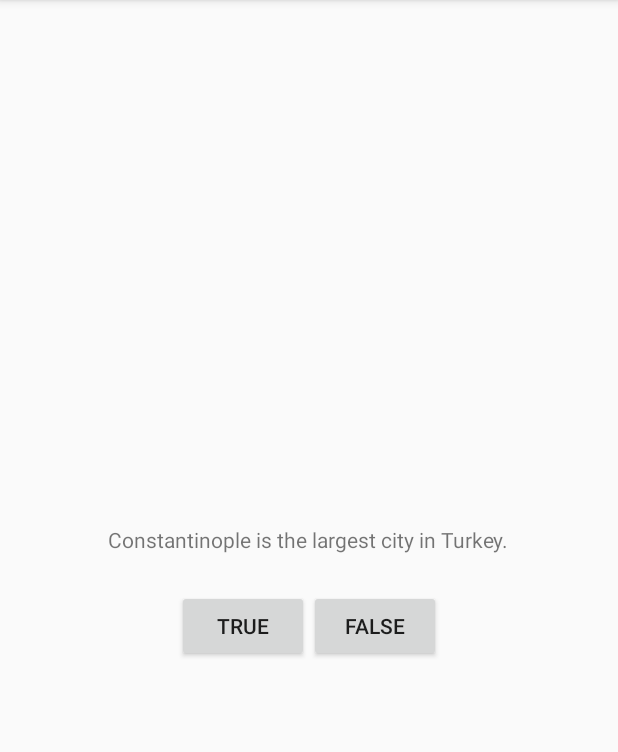
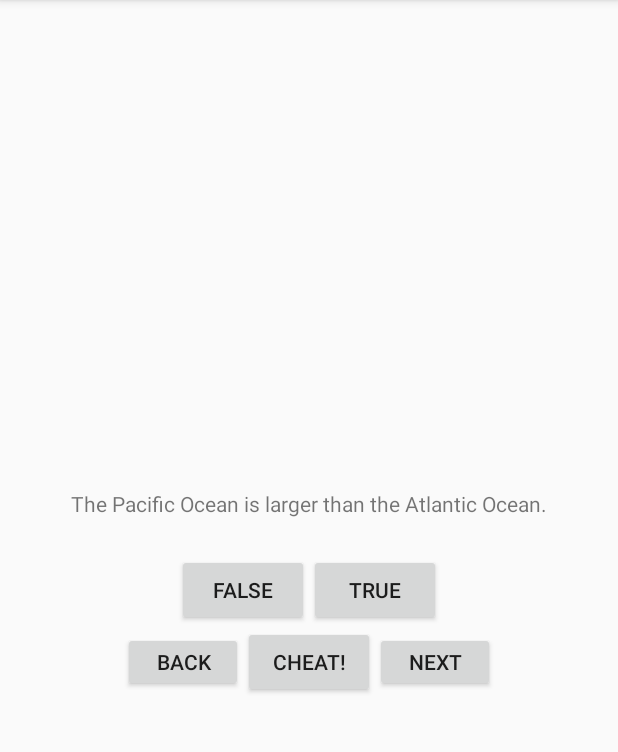
Before and after one commit to junaidasiddiqui/GeoQuiz, an Android app: the screen it shows after launch (QuizActivity), on a phone screen of 412 x 824 dp, the part 84-836 px from its top. Run offline under Robolectric (Android 15) with nearby library versions, the phone set to English and light mode, and no system bars.

Commit message:
Hell if I know what Im doing

```diff
--- a/app/src/main/AndroidManifest.xml
+++ b/app/src/main/AndroidManifest.xml
@@ -16,6 +16,8 @@
                 <category android:name="android.intent.category.LAUNCHER" />
             </intent-filter>
         </activity>
+        <activity android:name=".CheatActivity"
+            android:label="@string/app_name"/>
     </application>
 
 </manifest>
--- a/app/src/main/java/com/smartcpr/junaid/firstandroidapp/QuizActivity.java
+++ b/app/src/main/java/com/smartcpr/junaid/firstandroidapp/QuizActivity.java
@@ -1,29 +1,89 @@
 package com.smartcpr.junaid.firstandroidapp;
 
+import android.content.Intent;
 import android.support.v7.app.AppCompatActivity;
 import android.os.Bundle;
+import android.util.Log;
 import android.view.View;
 import android.widget.Button;
+import android.widget.TextView;
 import android.widget.Toast;
 
 
 public class QuizActivity extends AppCompatActivity {
 
+    private static final String TAG = "QuizActivity";
+
     private Button mTrueButton;
     private Button mFalseButton;
+    private Button mNextButton;
+    private Button mBackButton;
+    private Button mCheatButton;
+
+    private TextView mQuestionTextView;
+
+    private TrueFalse[] mQuestionBank = new TrueFalse[] {
+            new TrueFalse(R.string.question_oceans, true),
+            new TrueFalse(R.string.question_mideast, false),
+            new TrueFalse(R.string.question_africa, false),
+            new TrueFalse(R.string.question_americas, true),
+            new TrueFalse(R.string.question_asia, true),
+    }; // Member of TrueFalse class
+
+    private int mCurrentIndex = 0;
+
+
+    private void updateQuestion() {
+        int question = mQuestionBank[mCurrentIndex].getQuestion();
+        mQuestionTextView.setText(question);
+    }
+
+    private void checkAnswer(boolean userPressedTrue) {
+        boolean answerIsTrue = mQuestionBank[mCurrentIndex].isTrueQuestion();
+
+        int messageResId = 0;
+
+        if (userPressedTrue == answerIsTrue) {
+            messageResId = R.string.correct_toast;
+        } else {
+            messageResId = R.string.incorrect_toast;
+        }
+        Toast.makeText(this, messageResId, Toast.LENGTH_SHORT).show();
+    }
 
     @Override
     protected void onCreate(Bundle savedInstanceState) {
         super.onCreate(savedInstanceState);
+        Log.d(TAG, "onCreate(Bundle) called");
         setContentView(R.layout.activity_quiz);
+
+
+        mQuestionTextView = (TextView)findViewById(R.id.question_text_view);
+        updateQuestion();
+
+        mQuestionTextView.setOnClickListener(new View.OnClickListener()  {
+            @Override
+            public void onClick(View v) {
+                mCurrentIndex = (mCurrentIndex + 1) % mQuestionBank.length;
+                updateQuestion();
+            }
+        });
+
+        mCheatButton = (Button)findViewById(R.id.cheat_button);
+        mCheatButton.setOnClickListener(new View.OnClickListener() {
+            @Override
+            public void onClick(View v) {
+                Intent intent = new Intent(QuizActivity.this, CheatActivity.class);
+                boolean answerIsTrue = mQuestionBank[mCurrentIndex].isTrueQuestion();
+                startActivity(intent);
+            }
+        });
 
         mTrueButton = (Button)findViewById(R.id.true_button);
         mTrueButton.setOnClickListener(new View.OnClickListener() {
             @Override
             public void onClick(View v) {
-                Toast.makeText(QuizActivity.this,
-                        R.string.correct_toast,
-                        Toast.LENGTH_SHORT).show();
+                checkAnswer(true);
 
             }
 
@@ -33,11 +93,53 @@ public class QuizActivity extends AppCompatActivity {
         mFalseButton.setOnClickListener(new View.OnClickListener() {
             @Override
             public void onClick(View v) {
-                Toast.makeText(QuizActivity.this,
-                        R.string.incorrect_toast,
-                        Toast.LENGTH_SHORT).show();
+                checkAnswer(false);
 
             }
         });
+
+        mNextButton = (Button)findViewById(R.id.next_button);
+        mNextButton.setOnClickListener(new View.OnClickListener() {
+            @Override
+            public void onClick(View v) {
+                mCurrentIndex = (mCurrentIndex + 1) % mQuestionBank.length;
+                updateQuestion();
+            }
+        });
+
+        mBackButton = (Button)findViewById(R.id.back_button);
+        mBackButton.setOnClickListener(new View.OnClickListener() {
+            @Override
+            public void onClick(View v) {
+                mCurrentIndex = (mCurrentIndex - 1) % mQuestionBank.length;
+                updateQuestion();
+            }
+        });
+    }
+
+    @Override
+    public void onStart() {
+        super.onStart();
+        Log.d(TAG, "onStart() called");
+    }
+    @Override
+    public void onPause() {
+        super.onPause();
+        Log.d(TAG, "onPause() called");
+    }
+    @Override
+    public void onResume() {
+        super.onResume();
+        Log.d(TAG, "onResume() called");
+    }
+    @Override
+    public void onStop() {
+        super.onStop();
+        Log.d(TAG, "onStop() called");
+    }
+    @Override
+    public void onDestroy() {
+        super.onDestroy();
+        Log.d(TAG, "onDestroy() called");
     }
 }
--- a/app/src/main/java/com/smartcpr/junaid/firstandroidapp/TrueFalse.java
+++ b/app/src/main/java/com/smartcpr/junaid/firstandroidapp/TrueFalse.java
@@ -13,4 +13,20 @@ public class TrueFalse extends Object {
         mQuestion = question;
         mTrueQuestion = trueQuestion;
     }
-}
+
+    public int getQuestion() {
+        return mQuestion;
+    }
+
+    public void setQuestion(int question) {
+        mQuestion = question;
+    }
+
+    public boolean isTrueQuestion() {
+        return mTrueQuestion;
+    }
+
+    public void setTrueQuestion(boolean trueQuestion) {
+        mTrueQuestion = trueQuestion;
+    }
+ }
--- a/app/src/main/res/layout/activity_quiz.xml
+++ b/app/src/main/res/layout/activity_quiz.xml
@@ -9,10 +9,10 @@
 
 
     <TextView
+        android:id="@+id/question_text_view"
         android:layout_width="wrap_content"
         android:layout_height="wrap_content"
-        android:padding="24dp"
-        android:text="@string/question_text" />
+        android:padding="24dp" />
 
     <LinearLayout
         android:layout_width="wrap_content"
@@ -20,15 +20,46 @@
         android:orientation="horizontal" >
 
         <Button
+            android:id="@+id/false_button"
+            android:layout_width="wrap_content"
+            android:layout_height="wrap_content"
+            android:text="@string/false_button" />
+        <Button
             android:id="@+id/true_button"
             android:layout_width="wrap_content"
             android:layout_height="wrap_content"
             android:text="@string/true_button" />
+
+    </LinearLayout>
+    <LinearLayout
+        android:layout_width="wrap_content"
+        android:layout_height="wrap_content">
+
+
+
         <Button
-            android:id="@+id/false_button"
+            android:id="@+id/back_button"
+            android:layout_width="80dp"
+            android:layout_height="40dp"
+            android:text="@string/back_button"
+            android:layout_gravity="bottom|left"
+            android:drawablePadding="4dp"/>
+
+        <Button
+            android:id="@+id/cheat_button"
             android:layout_width="wrap_content"
             android:layout_height="wrap_content"
-            android:text="@string/false_button" />
+            android:layout_gravity="bottom|center"
+            android:text="@string/cheat_button" />
+
+        <Button
+            android:id="@+id/next_button"
+            android:layout_width="80dp"
+            android:layout_height="40dp"
+            android:text="@string/next_button"
+            android:layout_gravity="bottom|right"
+            android:drawablePadding="4dp"/>
+
 
     </LinearLayout>
 </LinearLayout>
--- a/app/src/main/res/values/strings.xml
+++ b/app/src/main/res/values/strings.xml
@@ -1,9 +1,19 @@
 <resources>
     <string name="app_name">First Android App</string>
-    <string name="question_text">Constantinople is the largest city in Turkey.</string>
+    <string name="next_button">Next</string>
+    <string name="back_button">Back</string>
     <string name="true_button">True</string>
     <string name="false_button">False</string>
     <string name="correct_toast">Correct!</string>
     <string name="incorrect_toast">Incorrect!</string>
     <string name="menu_settings">Settings</string>
+    <string name="question_oceans">The Pacific Ocean is larger than the Atlantic Ocean.</string>
+    <string name="question_mideast">The Suez Canal connects the Red Sea and the Indian Ocean.</string>
+    <string name="question_africa">The source of the Nile River is in Egypt.</string>
+    <string name="question_americas">The Amazon River is the longest river in the Americas.</string>
+    <string name="question_asia">Lake Baikal is the world\'s oldest and deepest freshwater lake.</string>
+    <string name="cheat_button">Cheat!</string>
+    <string name="warning_text">Are you sure you want to do this?</string>
+    <string name="show_answer_button">Show Answer</string>
+    <string name="judgment_toast">Cheating is wrong.</string>
 </resources>
```
Also changed, not shown: app/src/main/java/com/smartcpr/junaid/firstandroidapp/CheatActivity.java (added, +32 -0 lines), app/src/main/res/layout/activity_cheat.xml (added, +26 -0 lines), app/src/main/res/mipmap-hdpi/arrow_left.png (deleted), app/src/main/res/mipmap-hdpi/arrow_right.png (deleted), app/src/main/res/mipmap-hdpi/ic_launcher.png, app/src/main/res/mipmap-mdpi/arrow_left.png (deleted), app/src/main/res/mipmap-mdpi/arrow_right.png (deleted), app/src/main/res/mipmap-mdpi/ic_launcher.png, app/src/main/res/mipmap-xhdpi/arrow_left.png (deleted), app/src/main/res/mipmap-xhdpi/arrow_right.png (deleted), app/src/main/res/mipmap-xhdpi/ic_launcher.png.
